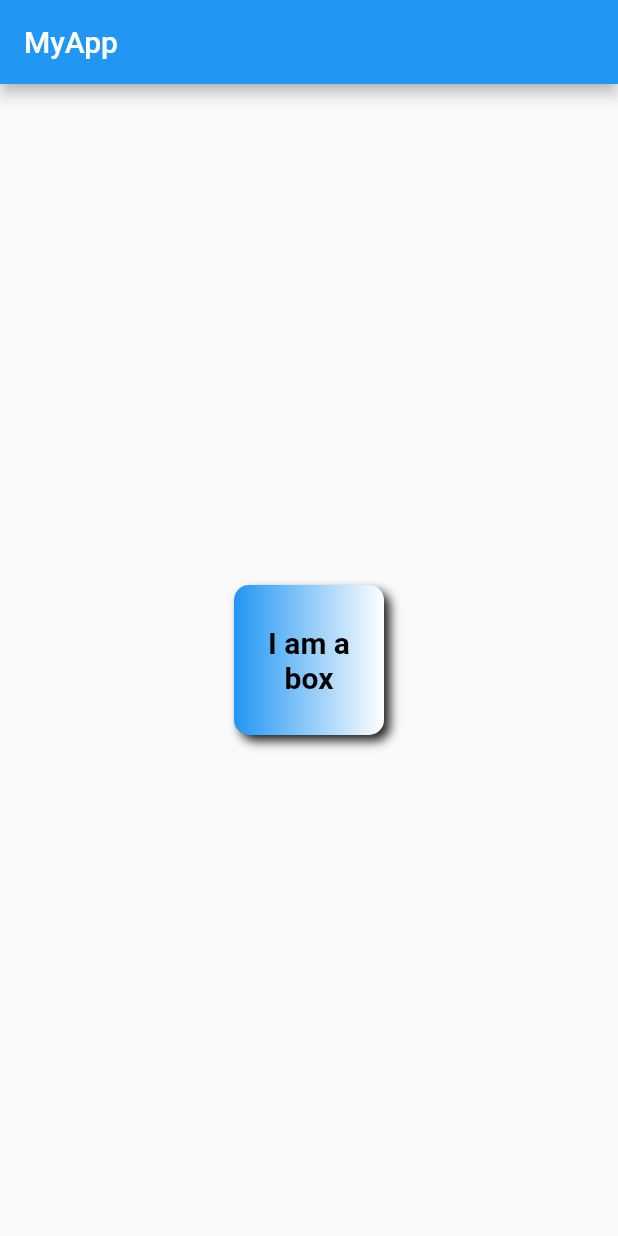
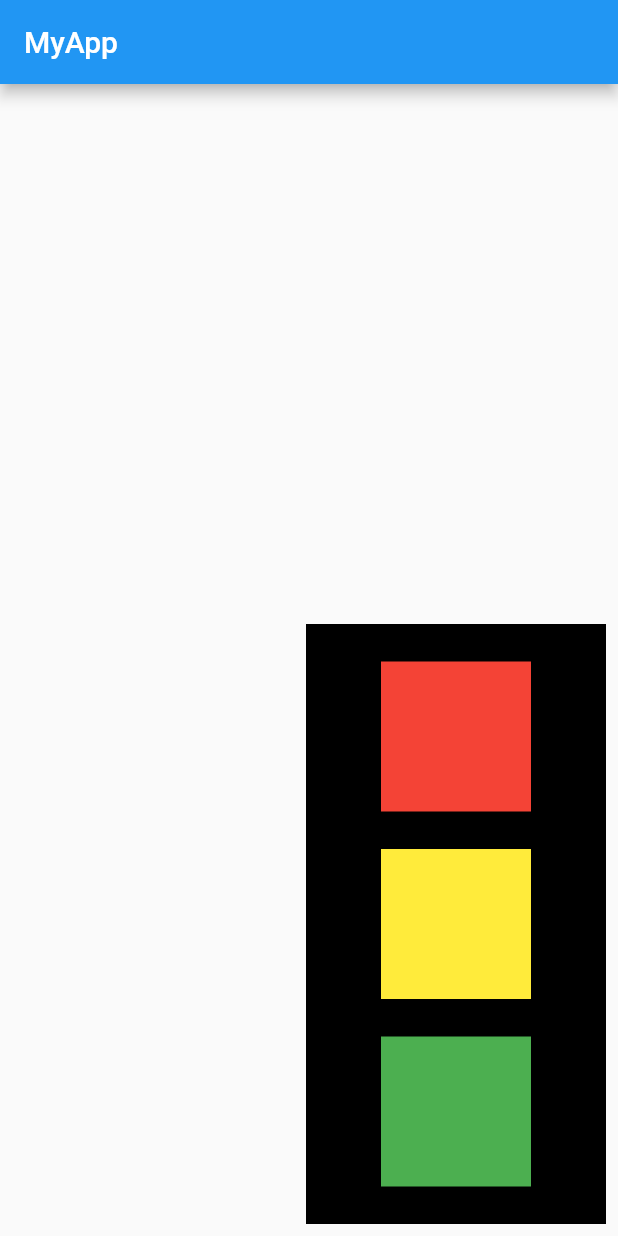
Before and after one commit to mukundkr14/first_app, a Flutter app: the screen it shows after launch, on a phone screen of 412 x 824 dp. Run offline on Flutter 3.47's test engine with Material 2 defaults, Android fonts, the phone set to English and light mode, and no system bars.

Commit message:
ch2 completed

```diff
--- a/lib/main.dart
+++ b/lib/main.dart
@@ -14,34 +14,39 @@ class HomePage extends StatelessWidget {
         appBar: AppBar(
           title: Text("MyApp"),
         ),
-        body: Center(
-          child: Container(
-            padding: const EdgeInsets.all(8),
-            alignment: Alignment.center,
-            // margin: const EdgeInsets.all(8),
-            // color: Colors.teal,
-            // color not supported with decoration, use color inside decoration
-            width: 100,
-            height: 100,
-            decoration: BoxDecoration(
-                // shape: BoxShape.circle,
-                borderRadius: BorderRadius.circular(10),
-                boxShadow: [
-                  BoxShadow(
-                      color: Colors.grey[900],
-                      blurRadius: 5.0,
-                      offset: Offset(4.0, 4.0))
-                ],
-                color: Colors.teal,
-                gradient: LinearGradient(colors: [Colors.blue, Colors.white])),
-            child: Text(
-              "I am a box",
-              textAlign: TextAlign.center,
-              style: TextStyle(
-                  color: Colors.black,
-                  fontWeight: FontWeight.bold,
-                  fontSize: 20),
-            ),
+        body: Padding(
+          padding: const EdgeInsets.all(8.0),
+          child: Align(
+            alignment: Alignment.bottomRight,
+            child: Container(
+                color: Colors.black,
+                width: 200,
+                height: 400,
+                // width: MediaQuery.of(context).size.width,
+                // height: MediaQuery.of(context).size.height,
+                child: Column(
+                    mainAxisAlignment: MainAxisAlignment.spaceEvenly,
+                    crossAxisAlignment: CrossAxisAlignment.center,
+                    children: <Widget>[
+                      Container(
+                        padding: const EdgeInsets.all(8),
+                        width: 100,
+                        height: 100,
+                        color: Colors.red,
+                      ),
+                      Container(
+                        padding: const EdgeInsets.all(8),
+                        width: 100,
+                        height: 100,
+                        color: Colors.yellow,
+                      ),
+                      Container(
+                        padding: const EdgeInsets.all(8),
+                        width: 100,
+                        height: 100,
+                        color: Colors.green,
+                      )
+                    ])),
           ),
         ));
   }
```
